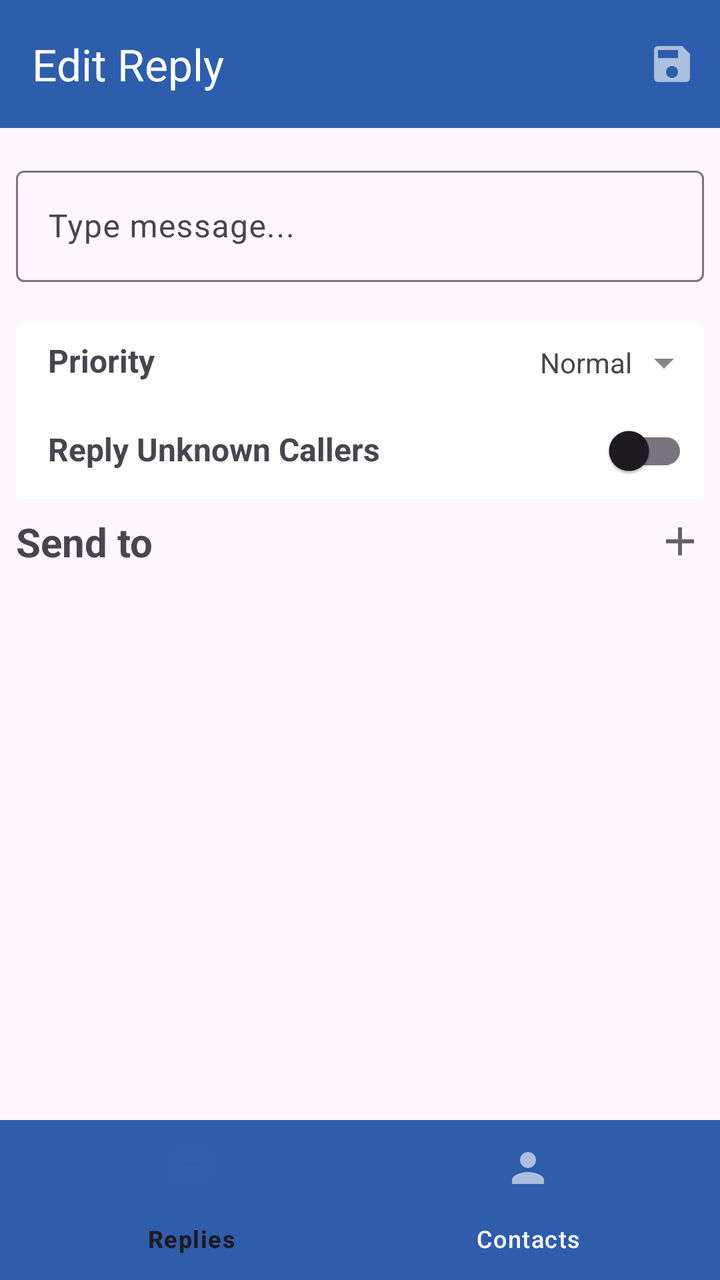
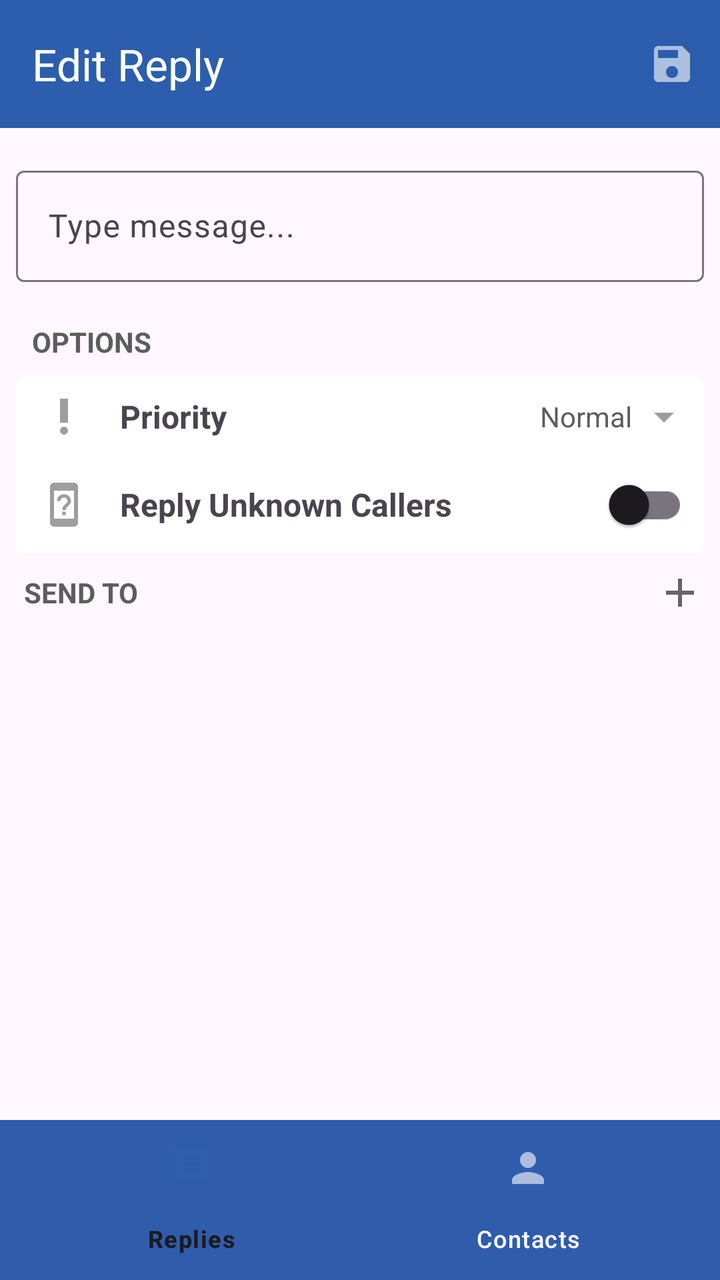

Compare the two renders of this Android layout. The source of the first and the diff that turns it into the second are given below.
<!-- AndroidManifest.xml: application theme Theme.CallSwitch -->
<!-- res/layout/fragment_edit_reply.xml -->
<?xml version="1.0" encoding="utf-8"?>
<androidx.coordinatorlayout.widget.CoordinatorLayout xmlns:android="http://schemas.android.com/apk/res/android"
    xmlns:app="http://schemas.android.com/apk/res-auto"
    xmlns:tools="http://schemas.android.com/tools"
    android:id="@+id/main_fragment"
    android:layout_width="match_parent"
    android:layout_height="match_parent"
    tools:context=".RepliesActivity">

    <include layout="@layout/component_edit_reply_app_bar"/>

    <RelativeLayout

        android:layout_width="match_parent"
        app:layout_behavior="@string/appbar_scrolling_view_behavior"
        android:layout_height="match_parent">

        <androidx.core.widget.NestedScrollView
            android:layout_above="@id/bottom_nav_view"
            android:layout_width="match_parent"
            android:layout_height="match_parent">
            <LinearLayout
                android:layout_width="match_parent"
                android:layout_height="match_parent"
                android:orientation="vertical">
                <com.google.android.material.textfield.TextInputLayout
                    android:hint="@string/type_message"
                    app:errorEnabled="true"
                    android:layout_marginTop="16dp"
                    android:layout_marginHorizontal="8dp"
                    android:layout_width="match_parent"
                    android:layout_height="wrap_content">
                    <com.google.android.material.textfield.TextInputEditText
                        android:id="@+id/reply_text_field"
                        android:layout_width="match_parent"
                        android:layout_height="wrap_content"
                        />
                </com.google.android.material.textfield.TextInputLayout>

                <LinearLayout
                    android:layout_marginHorizontal="8dp"
                    android:background="@drawable/rounded_rectangle_background_4"
                    android:layout_width="match_parent"
                    android:layout_height="wrap_content"
                    android:orientation="vertical">
                    <LinearLayout
                        android:layout_marginEnd="8dp"
                        android:layout_marginTop="8dp"
                        android:layout_width="match_parent"
                        android:layout_height="wrap_content"
                        android:orientation="horizontal">
                        <TextView
                            android:layout_marginHorizontal="16dp"
                            android:layout_weight="1"
                            android:layout_width="0dp"
                            android:layout_height="wrap_content"
                            android:text="@string/priority"
                            android:textSize="16sp"
                            android:textStyle="bold"/>
                        <LinearLayout
                            android:gravity="center_vertical"
                            android:layout_width="wrap_content"
                            android:layout_height="wrap_content"
                            android:orientation="horizontal">
                            <TextView
                                android:layout_width="wrap_content"
                                android:layout_height="wrap_content"
                                android:text="@string/normal"
                                android:layout_marginEnd="4dp"/>
                            <ImageView
                                android:layout_width="wrap_content"
                                android:layout_height="wrap_content"
                                android:src="@drawable/ic_action_down"/>
                        </LinearLayout>

                    </LinearLayout>

                    <LinearLayout
                        android:layout_marginTop="8dp"
                        android:layout_width="match_parent"
                        android:layout_height="wrap_content"
                        android:orientation="horizontal">
                        <TextView
                            android:layout_marginHorizontal="16dp"
                            android:layout_weight="1"
                            android:layout_width="0dp"
                            android:layout_height="wrap_content"
                            android:text="@string/reply_unknown"
                            android:textStyle="bold"
                            android:textSize="16sp"/>

                        <com.google.android.material.switchmaterial.SwitchMaterial
                            android:layout_marginEnd="8dp"
                            android:layout_width="wrap_content"
                            android:layout_height="wrap_content"/>
                    </LinearLayout>
                </LinearLayout>

                <LinearLayout
                    android:layout_marginTop="8dp"
                    android:layout_width="match_parent"
                    android:layout_height="wrap_content"
                    android:orientation="horizontal">
                    <com.google.android.material.textview.MaterialTextView
                        android:layout_marginHorizontal="8dp"
                        android:layout_width="0dp"
                        android:layout_weight="1"
                        android:layout_height="wrap_content"
                        android:layout_gravity="center_vertical"
                        android:text="@string/send_to"
                        android:textSize="20sp"
                        android:textStyle="bold"/>
                    <ImageButton
                        android:layout_marginEnd="8dp"
                        android:id="@+id/add_contacts_button"
                        android:layout_width="wrap_content"
                        android:layout_height="wrap_content"
                        android:layout_gravity="center_vertical"
                        android:contentDescription="@string/add_contacts_hint"
                        android:background="@null"
                        app:tint="@color/black"
                        android:src="@drawable/ic_action_add"/>
                </LinearLayout>

                <androidx.recyclerview.widget.RecyclerView
                    android:layout_marginTop="16dp"
                    android:layout_marginBottom="16dp"
                    android:layout_marginHorizontal="8dp"
                    android:id="@+id/selected_contacts_recycler_view"
                    android:layout_width="match_parent"
                    android:layout_height="match_parent"/>
            </LinearLayout>
        </androidx.core.widget.NestedScrollView>




        <include layout="@layout/component_bottom_nav_bar"
            android:id="@+id/bottom_nav_view"/>

    </RelativeLayout>


</androidx.coordinatorlayout.widget.CoordinatorLayout>
<!-- res/layout/component_edit_reply_app_bar.xml (included above) -->
<?xml version="1.0" encoding="utf-8"?>
<com.google.android.material.appbar.AppBarLayout xmlns:android="http://schemas.android.com/apk/res/android"
    xmlns:app="http://schemas.android.com/apk/res-auto"
    android:id="@+id/toolbar_main"
    android:layout_width="match_parent"
    android:layout_height="wrap_content"
    android:fitsSystemWindows="true"
    app:liftOnScrollColor="@color/blue"
    app:liftOnScroll="true">

    <com.google.android.material.appbar.MaterialToolbar
        android:id="@+id/edit_reply_toolbar"
        android:layout_width="match_parent"
        android:layout_height="wrap_content"
        android:minHeight="?attr/actionBarSize"
        app:menu="@menu/new_reply_menu"
        app:title="@string/edit_reply"/>
</com.google.android.material.appbar.AppBarLayout>
<!-- res/layout/component_bottom_nav_bar.xml (included above) -->
<?xml version="1.0" encoding="utf-8"?>
<com.google.android.material.bottomnavigation.BottomNavigationView xmlns:android="http://schemas.android.com/apk/res/android"
    android:layout_width="match_parent"
    android:layout_height="wrap_content"
    android:fitsSystemWindows="true"
    android:id="@+id/bottom_nav_view"
    android:layout_alignParentBottom="true"
    xmlns:app="http://schemas.android.com/apk/res-auto"
    app:menu="@menu/bottom_navigation_menu" />
<!-- resources referenced by this layout -->
<resources>
  <color name="black">#FF000000</color>
  <color name="blue">#2C5EAD</color>
  <!-- drawable ic_action_add (drawable-anydpi) -->
  <vector xmlns:android="http://schemas.android.com/apk/res/android"
      android:width="24dp"
      android:height="24dp"
      android:viewportWidth="24"
      android:viewportHeight="24"
      android:tint="#333333"
      android:alpha="0.6">
    <path
        android:fillColor="@android:color/white"
        android:pathData="M19,13h-6v6h-2v-6H5v-2h6V5h2v6h6v2z"/>
  </vector>
  <!-- drawable ic_action_down (drawable-anydpi) -->
  <vector xmlns:android="http://schemas.android.com/apk/res/android"
      android:width="24dp"
      android:height="24dp"
      android:viewportWidth="24"
      android:viewportHeight="24"
      android:tint="#333333"
      android:alpha="0.6">
    <path
        android:fillColor="@android:color/white"
        android:pathData="M7,10l5,5 5,-5z"/>
  </vector>
  <!-- drawable rounded_rectangle_background_4 (drawable) -->
  <?xml version="1.0" encoding="utf-8"?>
  <shape xmlns:android="http://schemas.android.com/apk/res/android"
      android:shape="rectangle">
      <corners android:radius="4dp"/>
      <solid android:color="@color/white"/>
  </shape>
  <string name="add_contacts_hint">Add contacts to send reply to</string>
  <string name="edit_reply">Edit Reply</string>
  <string name="normal">Normal</string>
  <string name="priority">Priority</string>
  <string name="reply_unknown">Reply Unknown Callers</string>
  <string name="send_to">Send to</string>
  <string name="type_message">Type message...</string>
  <style name="Theme.CallSwitch" parent="Base.Theme.CallSwitch" />
  <color name="white">#FFFFFFFF</color>
  <style name="Base.Theme.CallSwitch" parent="Theme.Material3.DayNight.NoActionBar">
          
          
          <item name="colorSurface">@color/blue</item>
          <item name="toolbarStyle">@style/Widget.App.Toolbar</item>
          <item name="bottomNavigationStyle">@style/Widget.App.BottomNavigationView</item>
      </style>
  <style name="Widget.App.Toolbar" parent="Widget.Material3.Toolbar">
          <item name="materialThemeOverlay">@style/ThemeOverlay.App.Toolbar</item>
      </style>
  <style name="Widget.App.BottomNavigationView" parent="Widget.Material3.BottomNavigationView">
          <item name="materialThemeOverlay">@style/ThemeOverlay.App.BottomNavigationView</item>
      </style>
  <style name="TextAppearance.App.TitleLarge" parent="TextAppearance.Material3.TitleLarge">
  
  
      </style>
  <style name="TextAppearance.App.TitleMedium" parent="TextAppearance.Material3.TitleMedium">
  
  
      </style>
  <!-- unchanged entries left out for length: 2 -->
</resources>

<!-- the commit's change to res/layout/fragment_edit_reply.xml (unified diff, before → after) -->
@@ -36,19 +36,34 @@
                         android:layout_height="wrap_content"
                         />
                 </com.google.android.material.textfield.TextInputLayout>
-
+                <TextView
+                    android:layout_width="match_parent"
+                    android:layout_height="wrap_content"
+                    android:text="Options"
+                    app:textAllCaps="true"
+                    android:layout_marginHorizontal="16dp"
+                    android:textStyle="bold"
+                    android:textColor="@color/grey_10"/>
                 <LinearLayout
+                    android:layout_marginTop="8dp"
                     android:layout_marginHorizontal="8dp"
                     android:background="@drawable/rounded_rectangle_background_4"
                     android:layout_width="match_parent"
                     android:layout_height="wrap_content"
                     android:orientation="vertical">
                     <LinearLayout
+                        android:gravity="center_vertical"
                         android:layout_marginEnd="8dp"
                         android:layout_marginTop="8dp"
                         android:layout_width="match_parent"
                         android:layout_height="wrap_content"
                         android:orientation="horizontal">
+                        <ImageView
+                            android:layout_marginStart="12dp"
+                            android:layout_width="wrap_content"
+                            android:layout_height="wrap_content"
+                            app:tint="@color/grey_10"
+                            android:src="@drawable/ic_action_priority"/>
                         <TextView
                             android:layout_marginHorizontal="16dp"
                             android:layout_weight="1"
@@ -66,8 +81,10 @@
                                 android:layout_width="wrap_content"
                                 android:layout_height="wrap_content"
                                 android:text="@string/normal"
+                                android:textColor="@color/grey_10"
                                 android:layout_marginEnd="4dp"/>
                             <ImageView
+                                app:tint="@color/grey_10"
                                 android:layout_width="wrap_content"
                                 android:layout_height="wrap_content"
                                 android:src="@drawable/ic_action_down"/>
@@ -76,10 +93,17 @@
                     </LinearLayout>
 
                     <LinearLayout
+                        android:gravity="center_vertical"
                         android:layout_marginTop="8dp"
                         android:layout_width="match_parent"
                         android:layout_height="wrap_content"
                         android:orientation="horizontal">
+                        <ImageView
+                            android:layout_width="wrap_content"
+                            android:layout_height="wrap_content"
+                            android:layout_marginStart="12dp"
+                            android:tint="@color/grey_10"
+                            android:src="@drawable/ic_action_unknown"/>
                         <TextView
                             android:layout_marginHorizontal="16dp"
                             android:layout_weight="1"
@@ -102,14 +126,15 @@
                     android:layout_height="wrap_content"
                     android:orientation="horizontal">
                     <com.google.android.material.textview.MaterialTextView
-                        android:layout_marginHorizontal="8dp"
+                        android:layout_marginHorizontal="12dp"
                         android:layout_width="0dp"
                         android:layout_weight="1"
                         android:layout_height="wrap_content"
                         android:layout_gravity="center_vertical"
                         android:text="@string/send_to"
-                        android:textSize="20sp"
-                        android:textStyle="bold"/>
+                        app:textAllCaps="true"
+                        android:textStyle="bold"
+                        android:textColor="@color/grey_10"/>
                     <ImageButton
                         android:layout_marginEnd="8dp"
                         android:id="@+id/add_contacts_button"
@@ -123,7 +148,7 @@
                 </LinearLayout>
 
                 <androidx.recyclerview.widget.RecyclerView
-                    android:layout_marginTop="16dp"
+                    android:layout_marginTop="8dp"
                     android:layout_marginBottom="16dp"
                     android:layout_marginHorizontal="8dp"
                     android:id="@+id/selected_contacts_recycler_view"
<!-- resource entries referenced after the edit -->
@@ -2,6 +2,7 @@
 <resources>
   <color name="black">#FF000000</color>
   <color name="blue">#2C5EAD</color>
+  <color name="grey_10">#5d5d5d</color>
   <!-- drawable ic_action_add (drawable-anydpi) -->
   <vector xmlns:android="http://schemas.android.com/apk/res/android"
       android:width="24dp"
@@ -25,6 +26,33 @@
     <path
         android:fillColor="@android:color/white"
         android:pathData="M7,10l5,5 5,-5z"/>
+  </vector>
+  <!-- drawable ic_action_priority (drawable-anydpi) -->
+  <vector xmlns:android="http://schemas.android.com/apk/res/android"
+      android:width="24dp"
+      android:height="24dp"
+      android:viewportWidth="24"
+      android:viewportHeight="24"
+      android:tint="#333333"
+      android:alpha="0.6">
+    <path
+        android:fillColor="@android:color/white"
+        android:pathData="M12,19m-2,0a2,2 0,1 1,4 0a2,2 0,1 1,-4 0"/>
+    <path
+        android:fillColor="@android:color/white"
+        android:pathData="M10,3h4v12h-4z"/>
+  </vector>
+  <!-- drawable ic_action_unknown (drawable-anydpi) -->
+  <vector xmlns:android="http://schemas.android.com/apk/res/android"
+      android:width="24dp"
+      android:height="24dp"
+      android:viewportWidth="24"
+      android:viewportHeight="24"
+      android:tint="#333333"
+      android:alpha="0.6">
+    <path
+        android:fillColor="@android:color/white"
+        android:pathData="M17,1L7,1c-1.1,0 -2,0.9 -2,2v18c0,1.1 0.9,2 2,2h10c1.1,0 2,-0.9 2,-2L19,3c0,-1.1 -0.9,-2 -2,-2zM17,19L7,19L7,5h10v14zM12,6.72c-1.96,0 -3.5,1.52 -3.5,3.47h1.75c0,-0.93 0.82,-1.75 1.75,-1.75s1.75,0.82 1.75,1.75c0,1.75 -2.63,1.57 -2.63,4.45h1.76c0,-1.96 2.62,-2.19 2.62,-4.45 0,-1.96 -1.54,-3.47 -3.5,-3.47zM11.12,15.52h1.76v1.76h-1.76z"/>
   </vector>
   <!-- drawable rounded_rectangle_background_4 (drawable) -->
   <?xml version="1.0" encoding="utf-8"?>
